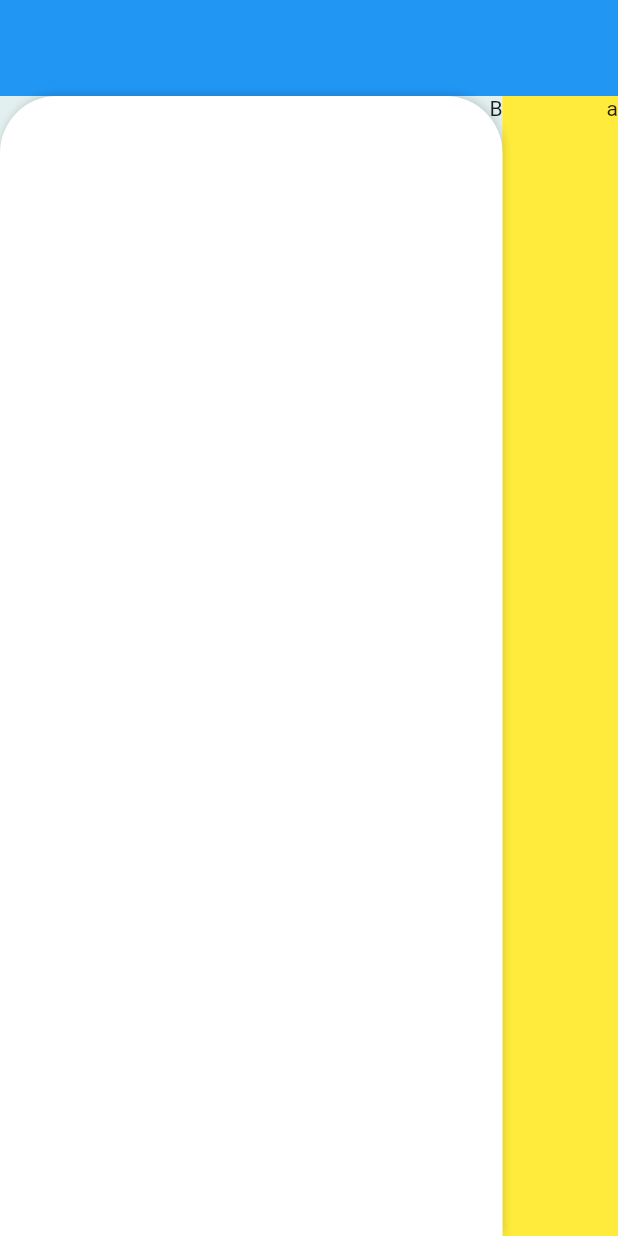
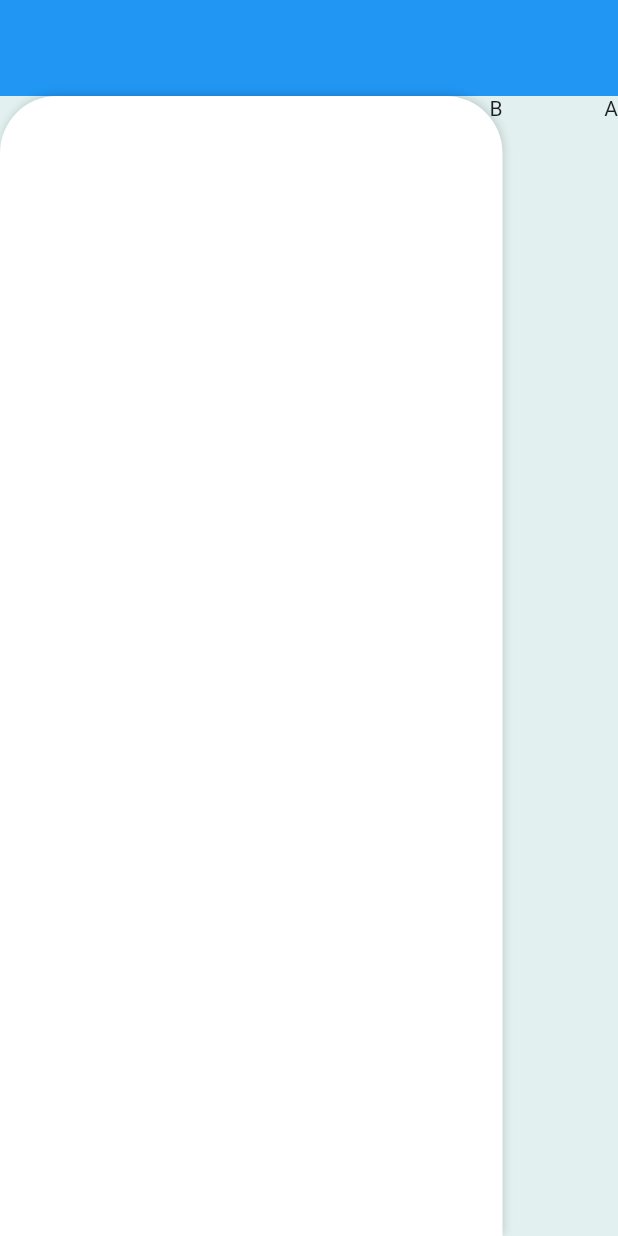
Before and after one commit to yazdanMhmmdi/book_shop_admin_panel, a Flutter app: the screen it shows after launch, on a phone screen of 412 x 824 dp. Run offline on Flutter 3.47's test engine with Material 2 defaults, Android fonts, the phone set to English and light mode, and no system bars.

Commit message:
implement side bar

```diff
--- a/lib/presentation/screen/panel_screen.dart
+++ b/lib/presentation/screen/panel_screen.dart
@@ -1,5 +1,6 @@
 import 'package:book_shop_admin_panel/constants/i_colors.dart';
 import 'package:book_shop_admin_panel/presentation/widget/main_panel.dart';
+import 'package:book_shop_admin_panel/presentation/widget/side_bar.dart';
 import 'package:flutter/material.dart';
 
 class PanelScreen extends StatelessWidget {
@@ -14,12 +15,7 @@ class PanelScreen extends StatelessWidget {
             Container(height: 64, color: Colors.blue),
             Row(
               children: [
-                Container(
-                  width: 77,
-                  height: MediaQuery.of(context).size.height - 64,
-                  color: Colors.yellow,
-                  child: Text('a'),
-                ),
+                SideBar(),
                 MainPanel(),
               ],
             ),
--- /dev/null
+++ b/lib/presentation/widget/side_bar.dart
@@ -0,0 +1,15 @@
+import 'package:flutter/material.dart';
+
+class SideBar extends StatelessWidget {
+  Widget child = Text('A');
+  SideBar({this.child});
+  @override
+  Widget build(BuildContext context) {
+    return Container(
+      width: 77,
+      height: MediaQuery.of(context).size.height - 64,
+      color: Colors.transparent,
+      child: child,
+    );
+  }
+}
```
